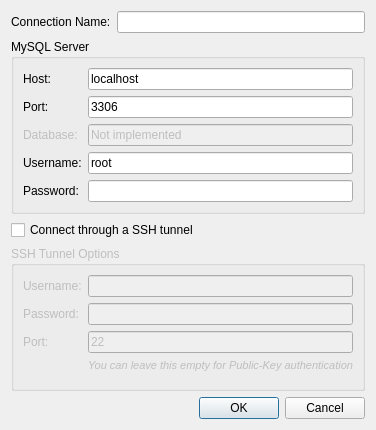
This is sqlantaresia/ConfigureConnectionDialog.ui in mtorromeo/sqlantaresia as Qt 5 draws it before an edit. The edited form follows.
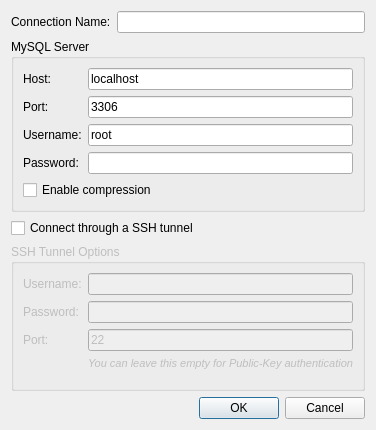
This is the edited form.

Commit message: Implemented option to enable mysql connection compression

```diff
--- a/sqlantaresia/ConfigureConnectionDialog.ui
+++ b/sqlantaresia/ConfigureConnectionDialog.ui
@@ -33,6 +33,30 @@
       <string>MySQL Server</string>
      </property>
      <layout class="QGridLayout" name="gridLayout">
+      <item row="1" column="1">
+       <widget class="QLineEdit" name="txtPort">
+        <property name="text">
+         <string>3306</string>
+        </property>
+       </widget>
+      </item>
+      <item row="3" column="0">
+       <widget class="QLabel" name="lblPassword">
+        <property name="text">
+         <string>Password:</string>
+        </property>
+        <property name="buddy">
+         <cstring>txtPassword</cstring>
+        </property>
+       </widget>
+      </item>
+      <item row="2" column="1">
+       <widget class="QLineEdit" name="txtUsername">
+        <property name="text">
+         <string>root</string>
+        </property>
+       </widget>
+      </item>
       <item row="0" column="0">
        <widget class="QLabel" name="lblHost">
         <property name="text">
@@ -50,47 +74,14 @@
         </property>
        </widget>
       </item>
-      <item row="1" column="0">
-       <widget class="QLabel" name="lblPort">
-        <property name="text">
-         <string>Port:</string>
-        </property>
-        <property name="buddy">
-         <cstring>txtPort</cstring>
-        </property>
-       </widget>
-      </item>
-      <item row="1" column="1">
-       <widget class="QLineEdit" name="txtPort">
-        <property name="text">
-         <string>3306</string>
+      <item row="3" column="1">
+       <widget class="QLineEdit" name="txtPassword">
+        <property name="echoMode">
+         <enum>QLineEdit::Password</enum>
         </property>
        </widget>
       </item>
       <item row="2" column="0">
-       <widget class="QLabel" name="lblDatabase">
-        <property name="enabled">
-         <bool>false</bool>
-        </property>
-        <property name="text">
-         <string>Database:</string>
-        </property>
-        <property name="buddy">
-         <cstring>txtDatabase</cstring>
-        </property>
-       </widget>
-      </item>
-      <item row="2" column="1">
-       <widget class="QLineEdit" name="txtDatabase">
-        <property name="enabled">
-         <bool>false</bool>
-        </property>
-        <property name="text">
-         <string>Not implemented</string>
-        </property>
-       </widget>
-      </item>
-      <item row="3" column="0">
        <widget class="QLabel" name="lblUsername">
         <property name="text">
          <string>Username:</string>
@@ -100,27 +91,20 @@
         </property>
        </widget>
       </item>
-      <item row="3" column="1">
-       <widget class="QLineEdit" name="txtUsername">
+      <item row="1" column="0">
+       <widget class="QLabel" name="lblPort">
         <property name="text">
-         <string>root</string>
-        </property>
-       </widget>
-      </item>
-      <item row="4" column="0">
-       <widget class="QLabel" name="lblPassword">
-        <property name="text">
-         <string>Password:</string>
+         <string>Port:</string>
         </property>
         <property name="buddy">
          <cstring>txtPassword</cstring>
         </property>
        </widget>
       </item>
-      <item row="4" column="1">
-       <widget class="QLineEdit" name="txtPassword">
-        <property name="echoMode">
-         <enum>QLineEdit::Password</enum>
+      <item row="4" column="0" colspan="2">
+       <widget class="QCheckBox" name="chkCompression">
+        <property name="text">
+         <string>Enable compression</string>
         </property>
        </widget>
       </item>
```
Left out of the diff: 3 changed lines with no effect on the pictures. The commit also changes 3 other files.
